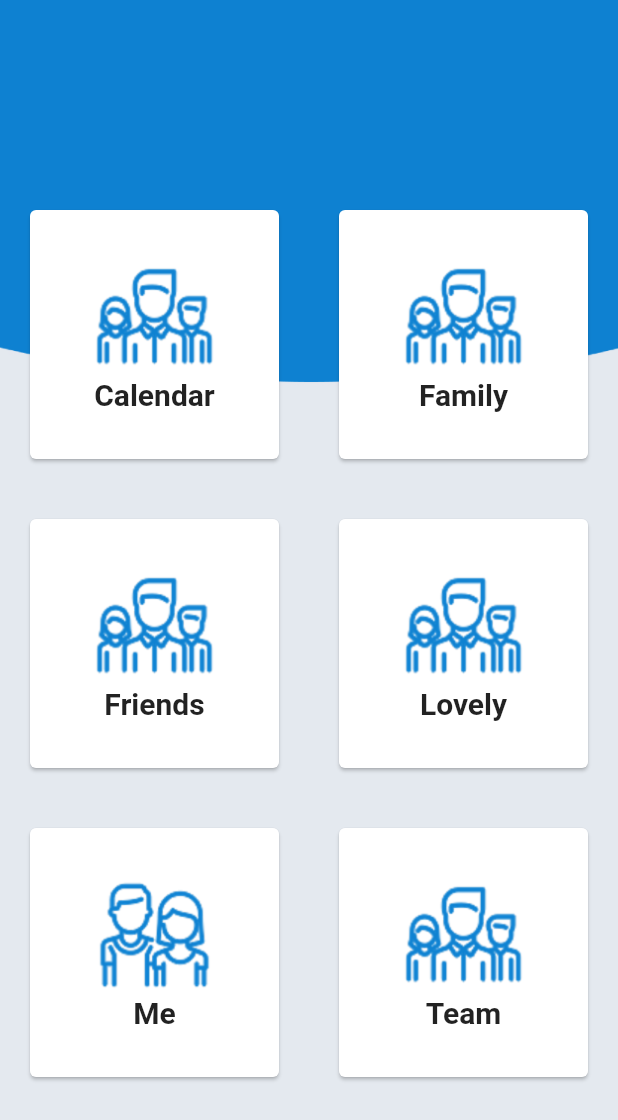
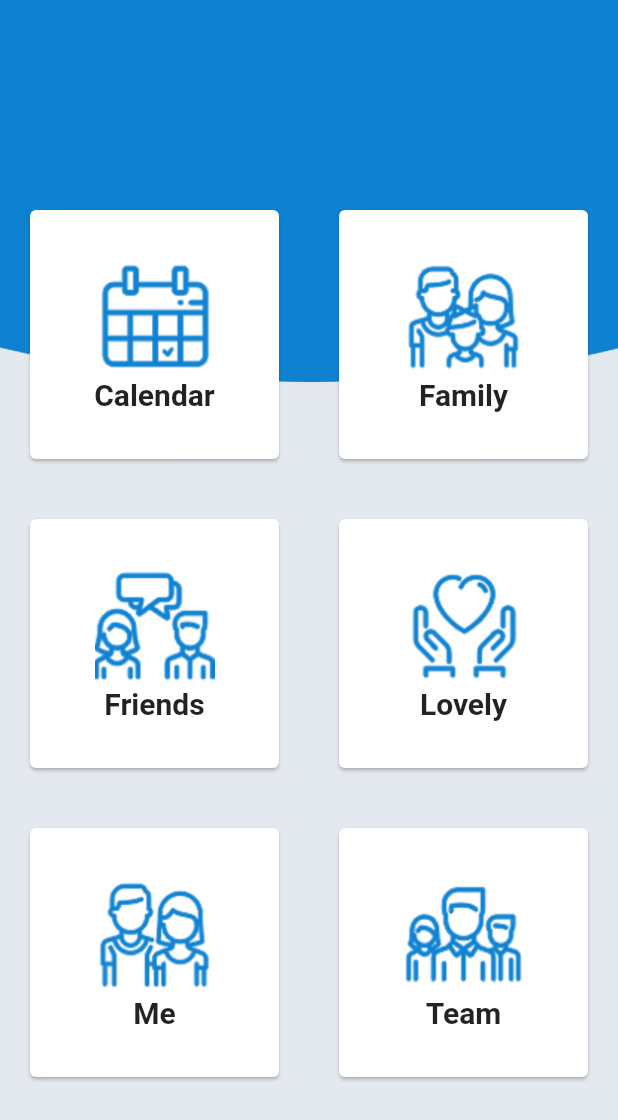
Before and after one commit to rana-umair-shahid/GridLayout, a Flutter app: the screen it shows after launch, on a phone screen of 412 x 824 dp. Shown: the top 1120 px of the screen. Run offline on Flutter 3.47's test engine with Material 2 defaults, Android fonts, the phone set to English and light mode, and no system bars; our stand-ins replace fluttertoast.

Commit message:
Grid Layout

```diff
--- a/lib/main.dart
+++ b/lib/main.dart
@@ -6,12 +6,12 @@ void main() => runApp(MaterialApp(home: GridLayout()));
 
 class GridLayout extends StatelessWidget {
   List<String> events = [
-        "Calendar",
-        "Family",
-        "Friends",
-        "Lovely",
-        "Me",
-        "Team"
+    "Calendar",
+    "Family",
+    "Friends",
+    "Lovely",
+    "Me",
+    "Team",
   ];
 
   @override
@@ -54,11 +54,13 @@ class GridLayout extends StatelessWidget {
     String img = "";
     if (title == "Calendar")
       img = "assets/calendar.png";
-    else if (title == "Family") img = "assets/family_time.png";
-    if (title == "Friends")
-      img = "assets/Friends.png";
-    else if (title == "Lovely") img = "assets/lovely_time.png";
-    if (title == "Me")
+    else if (title == "Family")
+      img = "assets/family_time.png";
+    else if (title == "Friends")
+      img = "assets/friends.png";
+    else if (title == "Lovely")
+      img = "assets/lovely_time.png";
+    else if (title == "Me")
       img = "assets/me_time.png";
     else
       img = "assets/team_time.png";
```
